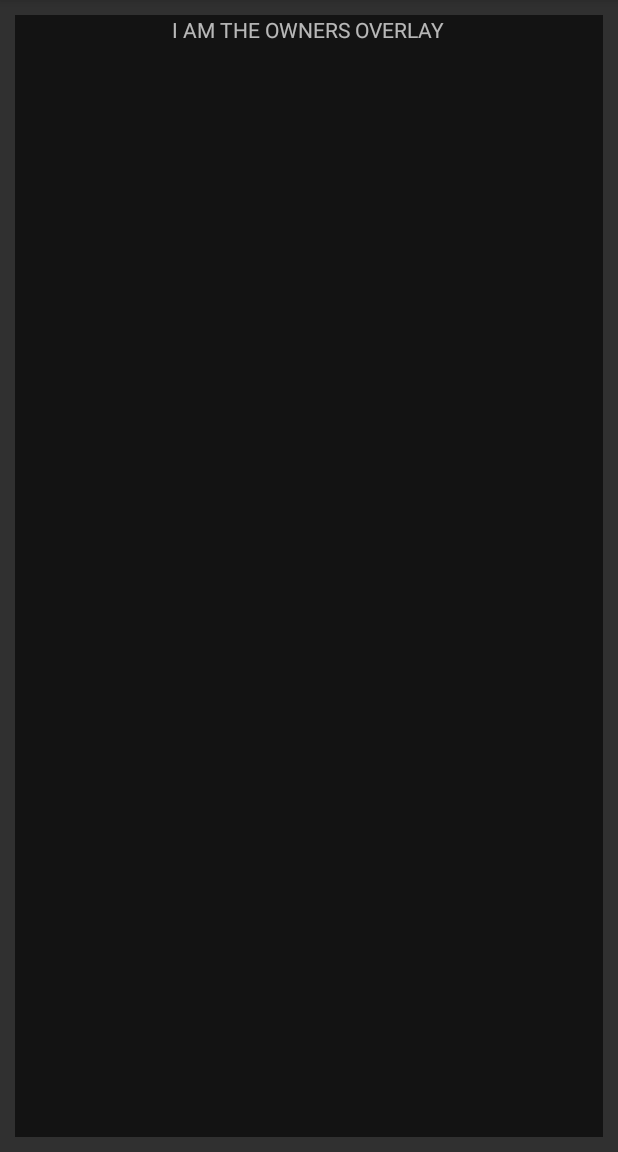
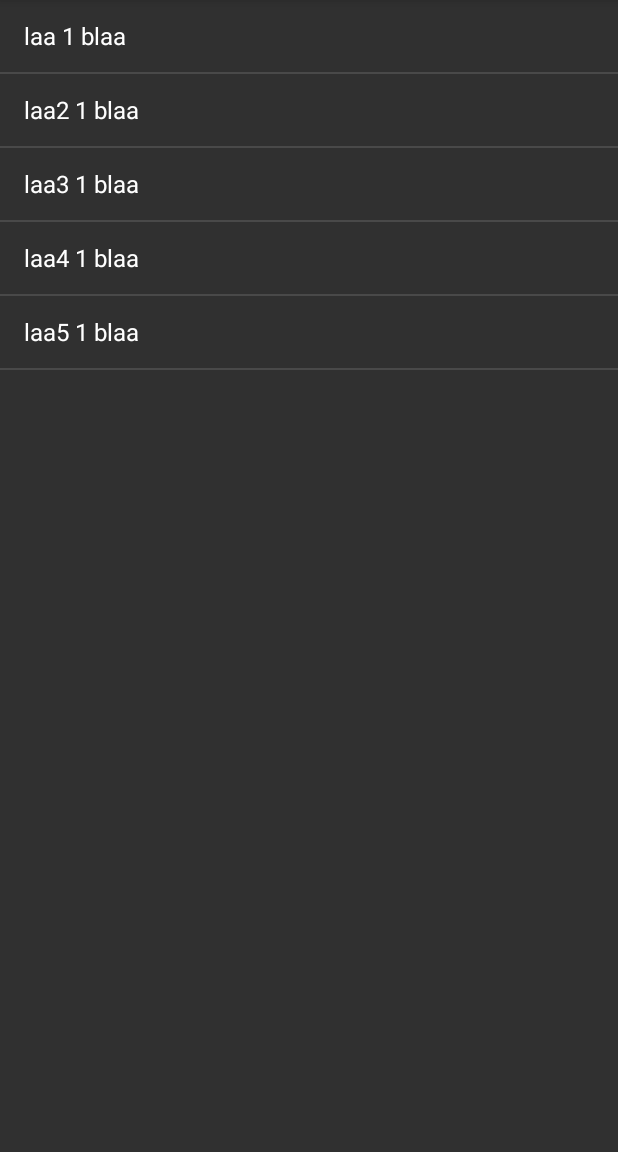
Before and after one commit to paasar/curious-catalog-gatherer, an Android app: the fragment OwnersOverlayFragment shown on its own in the app's theme, on a phone screen of 412 x 824 dp, the part 84-1236 px from its top. Run offline under Robolectric (Android 15) with nearby library versions, the phone set to English and light mode, and no system bars.

Commit message:
Owners list fragment

```diff
--- a/app/src/main/java/fi/raah/android/curious_catalog_gatherer/OwnersOverlayFragment.java
+++ b/app/src/main/java/fi/raah/android/curious_catalog_gatherer/OwnersOverlayFragment.java
@@ -1,25 +1,44 @@
 package fi.raah.android.curious_catalog_gatherer;
 
 import android.os.Bundle;
-import android.support.annotation.Nullable;
-import android.support.v4.app.Fragment;
-import android.util.Log;
-import android.view.LayoutInflater;
+import android.support.v4.app.ListFragment;
 import android.view.View;
-import android.view.ViewGroup;
+import android.widget.ArrayAdapter;
+import android.widget.ListView;
 
 import java.util.ArrayList;
 import java.util.List;
 
 import fi.raah.android.curious_catalog_gatherer.model.Ownage;
 
-public class OwnersOverlayFragment extends Fragment {
+public class OwnersOverlayFragment extends ListFragment {
 
-    List<Ownage> ownageList = new ArrayList<>();
+    private List<Ownage> ownageList = new ArrayList<>();
+    private ArrayAdapter<Ownage> adapter;
 
-    @Nullable
     @Override
-    public View onCreateView(LayoutInflater inflater, @Nullable ViewGroup container, Bundle savedInstanceState) {
-        return inflater.inflate(R.layout.owners_overlay_fragment, container, false);
+    public void onActivityCreated(Bundle savedInstanceState) {
+        super.onActivityCreated(savedInstanceState);
+        ownageList.add(new Ownage("laa", 1, "blaa"));
+        ownageList.add(new Ownage("laa2", 1, "blaa"));
+        ownageList.add(new Ownage("laa3", 1, "blaa"));
+        ownageList.add(new Ownage("laa4", 1, "blaa"));
+        ownageList.add(new Ownage("laa5", 1, "blaa"));
+//        ownageList.add(new Ownage("EMPTY", 0, ""));
+        adapter = new ArrayAdapter<>(getActivity(), android.R.layout.simple_list_item_1, ownageList);
+        setListAdapter(adapter);
+    }
+
+    @Override
+    public void onListItemClick(ListView l, View v, int position, long id) {
+
+    }
+
+    public void updateOwnageList(List<Ownage> ownageList) {
+        if (adapter == null) return;
+
+        this.ownageList.clear();
+        this.ownageList.addAll(ownageList);
+        adapter.notifyDataSetChanged();
     }
 }
--- a/app/src/main/java/fi/raah/android/curious_catalog_gatherer/model/Ownage.java
+++ b/app/src/main/java/fi/raah/android/curious_catalog_gatherer/model/Ownage.java
@@ -1,11 +1,13 @@
 package fi.raah.android.curious_catalog_gatherer.model;
+
+import android.support.annotation.NonNull;
 
 public class Ownage {
     private String owner;
     private int amount;
     private String block;
 
-    public Ownage(String owner, int amount, String block) {
+    public Ownage(@NonNull String owner, int amount, @NonNull String block) {
         this.owner = owner;
         this.amount = amount;
         this.block = block;
@@ -22,4 +24,9 @@ public class Ownage {
     public String getBlock() {
         return block;
     }
+
+    @Override
+    public String toString() {
+        return owner + " " + amount + " " + block;
+    }
 }
--- a/app/src/main/res/layout/owners_overlay_fragment.xml
+++ b/app/src/main/res/layout/owners_overlay_fragment.xml
@@ -8,11 +8,17 @@
     android:background="@color/transparent_black"
     android:layout_margin="10dp">
 
-    <TextView
-        android:layout_width="wrap_content"
-        android:layout_height="wrap_content"
-        android:layout_gravity="center_horizontal"
-        android:text="I AM THE OWNERS OVERLAY"
-        />
+    <ListView android:id="@android:id/list"
+        android:layout_width="match_parent"
+        android:layout_height="match_parent"
+        android:background="@color/green"
+        android:layout_weight="1"
+        android:drawSelectorOnTop="false"/>
+
+    <TextView android:id="@android:id/empty"
+        android:layout_width="match_parent"
+        android:layout_height="match_parent"
+        android:background="@color/red"
+        android:text="No data"/>
 
 </LinearLayout>
```
Also changed, not shown: app/src/main/java/fi/raah/android/curious_catalog_gatherer/MainActivity.java (+25 -4 lines), app/src/main/java/fi/raah/android/curious_catalog_gatherer/OcrDetectorProcessor.java (+14 -6 lines), app/src/main/java/fi/raah/android/curious_catalog_gatherer/OwnersListener.java (added, +9 -0 lines).
